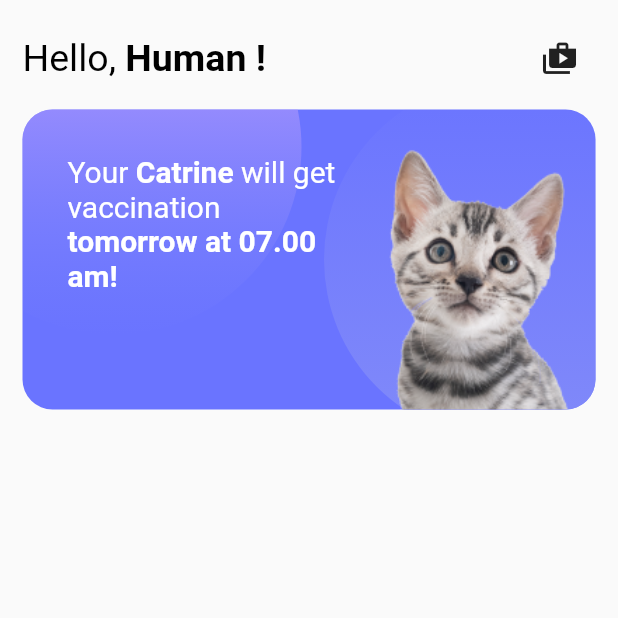
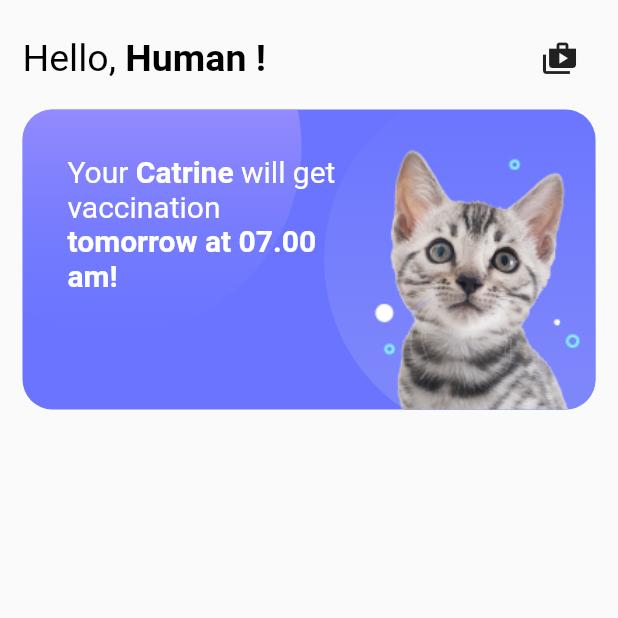
Before and after one commit to agusryank/animal_cat_bloc, a Flutter app: the screen it shows after launch, on a phone screen of 412 x 824 dp, the top half of it. Run offline on Flutter 3.47's test engine with Material 2 defaults, Android fonts, the phone set to English and light mode, and no system bars; our stand-ins replace bloc, cached_network_image, equatable, firebase_core, firebase_messaging, flutter_bloc and 5 more; accounts and stored records are empty.

Commit message:
'AddNewWidget'

```diff
--- a/lib/main.dart
+++ b/lib/main.dart
@@ -1,5 +1,3 @@
-import 'dart:math';
-
 import 'package:firebase_core/firebase_core.dart';
 import 'package:flutter/material.dart';
 import 'package:flutter_bloc/flutter_bloc.dart';
--- a/lib/page/ui_page/home_view.dart
+++ b/lib/page/ui_page/home_view.dart
@@ -1,5 +1,5 @@
 import 'package:flutter/material.dart';
-import 'dart:ui' as ui;
+import 'package:latihan_bloc/widget/custom_widget.dart';
 
 class HomePage extends StatelessWidget {
   const HomePage({super.key});
@@ -13,6 +13,7 @@ class HomePage extends StatelessWidget {
         padding: EdgeInsets.all(15),
         child: Column(
           children: [
+            // Text Header ========================================
             Row(
               mainAxisAlignment: MainAxisAlignment.spaceBetween,
               children: [
@@ -34,6 +35,7 @@ class HomePage extends StatelessWidget {
             SizedBox(
               height: 10,
             ),
+            // Text Header ========================================
             Container(
               height: 200,
               width: MediaQuery.of(context).size.width,
@@ -83,16 +85,24 @@ class HomePage extends StatelessWidget {
                             shape: BoxShape.circle),
                       ),
                     ),
-                    Positioned.fill(
-                        child: Align(
+                    Poslign(
                         alignment: Alignment.centerRight,
-                      child: Image.asset(
-                          'assets/images/bengal-kitten-isolated.png'),
+                        child: SizedBox(
+                          width: 150,
+                          height: 150,
+                          child: GetImage(
+                            'bubble.png',
+                            fit: BoxFit.fill,
+                          ),
                         )),
-                    Positioned.fill(
-                        child: Align(
-                      alignment: Alignment.topLeft,
-                      child: Container(
+                    Poslign(
+                      alignment: Alignment.centerRight,
+                      child: SizedBox(
+                          width: 210,
+                          height: 210,
+                          child: GetImage('bengal-kitten-isolated.png')),
+                    ),
+                    Container(
                       margin: EdgeInsets.all(20),
                       padding: EdgeInsets.all(10),
                       width: MediaQuery.of(context).size.width * 0.5,
@@ -125,7 +135,6 @@ class HomePage extends StatelessWidget {
                             ])),
                       ]),
                     ),
-                    )),
                   ],
                 ),
               ),
--- /dev/null
+++ b/lib/widget/custom_widget.dart
@@ -0,0 +1,173 @@
+import 'dart:developer';
+import 'package:cached_network_image/cached_network_image.dart';
+import 'package:flutter/material.dart';
+import 'package:flutter_svg/svg.dart';
+import 'package:shimmer/shimmer.dart';
+import '../core/app_config.dart';
+
+// Get Image ========================================
+class GetImage extends StatelessWidget {
+  final String path;
+  final BoxFit? fit;
+
+  /// [width, height]
+  final dynamic size;
+  final EdgeInsetsGeometry? margin;
+  final BorderRadius? borderRadius;
+  final Function(double?)? progress;
+  final Color? skeletonColor;
+
+  GetImage(this.path,
+      {this.fit = BoxFit.cover,
+      this.size = 100,
+      this.margin,
+      this.borderRadius,
+      this.progress,
+      this.skeletonColor});
+
+  @override
+  Widget build(BuildContext context) {
+    bool isSvg = path.split('.').last.toLowerCase() == 'svg';
+
+    // check if path is url
+    if (path.startsWith('http') || path.startsWith('https')) {
+      if (isSvg) {
+        return Container(
+          margin: margin,
+          child: ClipRRect(
+            borderRadius: borderRadius ?? BorderRadius.zero,
+            child: SvgPicture.network(path,
+                fit: fit ?? BoxFit.none,
+                width: size is List ? size[0].toDouble() : size.toDouble(),
+                height: size is List ? size[1].toDouble() : size.toDouble()),
+          ),
+        );
+      }
+
+      return ClipRRect(
+        borderRadius: borderRadius ?? BorderRadius.zero,
+        child: CachedNetworkImage(
+          fit: fit,
+          imageUrl: path,
+          progressIndicatorBuilder: (context, url, downloadProgress) {
+            // download progress
+            double? prog = downloadProgress.progress ?? 0.0;
+
+            if (progress != null) {
+              log('--- total size ${downloadProgress.totalSize}');
+              log('--- download progress: $prog');
+
+              progress!(prog);
+            }
+
+            return Skeleton(
+                size: size, highlightColor: skeletonColor ?? Colors.black54);
+          },
+          errorWidget: (context, url, error) => Center(
+              // child: Icon(La.exclamation),
+              ),
+        ),
+      );
+    }
+
+    return isSvg
+        ? Container(
+            margin: margin,
+            child: ClipRRect(
+              borderRadius: borderRadius ?? BorderRadius.zero,
+              child: SvgPicture.asset('${Config.assetImage}/' + path,
+                  fit: fit ?? BoxFit.none,
+                  width: size is List ? size[0].toDouble() : size.toDouble(),
+                  height: size is List ? size[1].toDouble() : size.toDouble()),
+            ))
+        : Container(
+            width: size is List ? size[0].toDouble() : size.toDouble(),
+            height: size is List ? size[1].toDouble() : size.toDouble(),
+            margin: margin,
+            decoration: BoxDecoration(
+              image: DecorationImage(
+                  image: AssetImage(path.isEmpty
+                      ? '${Config.assetImage}/profile.png'
+                      : '${Config.assetImage}/' + path),
+                  fit: fit),
+            ),
+          );
+  }
+}
+
+// Skeleton ========================================
+class Skeleton extends StatelessWidget {
+  final Color baseColor, highlightColor, color;
+  final double radius;
+  final EdgeInsets? margin;
+  final bool darkMode;
+
+  /// [width, height]
+  final dynamic size;
+
+  const Skeleton(
+      {Key? key,
+      this.baseColor = Colors.black26,
+      this.highlightColor = Colors.black12,
+      this.color = Colors.black54,
+      this.margin,
+      this.size = const [50, 15],
+      this.radius = 0,
+      this.darkMode = false})
+      : super(key: key);
+
+  @override
+  Widget build(BuildContext context) => Container(
+        margin: margin,
+        child: Shimmer.fromColors(
+          baseColor: baseColor,
+          highlightColor:
+              darkMode ? Colors.white.withOpacity(.5) : highlightColor,
+          child: Container(
+            width: size is List ? size[0].toDouble() : size.toDouble(),
+            height: size is List
+                ? size.length == 1
+                    ? 15.0
+                    : size[1].toDouble()
+                : size.toDouble(),
+            padding: const EdgeInsets.symmetric(vertical: 8, horizontal: 12),
+            decoration: BoxDecoration(
+                color: color, borderRadius: BorderRadius.circular(radius)),
+          ),
+        ),
+      );
+}
+
+/* --------------------------------------------------------------------------
+| Poslign
+| ---------------------------------------------------------------------------
+| Shortcut of `Positioned.fill` with `Align` and `Container` inside
+| */
+
+class Poslign extends StatelessWidget {
+  final AlignmentGeometry alignment;
+  final Widget? child;
+  final EdgeInsetsGeometry? margin;
+  final bool ignoring;
+  const Poslign(
+      {super.key,
+      required this.alignment,
+      this.child,
+      this.ignoring = false,
+      this.margin});
+
+  @override
+  Widget build(BuildContext context) {
+    return Positioned.fill(
+        child: IgnorePointer(
+      ignoring: ignoring,
+      child: Align(
+        alignment: alignment,
+        child: Container(
+          margin: margin,
+          child: child,
+        ),
+      ),
+    ));
+  }
+}
```
Also changed, not shown: lib/core/app_config.dart (added, +29 -0 lines), pubspec.yaml (+9 -4 lines), assets/images/Ellipse 3915.svg (deleted), assets/images/bubble.png (added), assets/images/shopping-bag.svg (added), pubspec.lock, 2 other files. Lines whose indentation alone changed are shown as unchanged.
